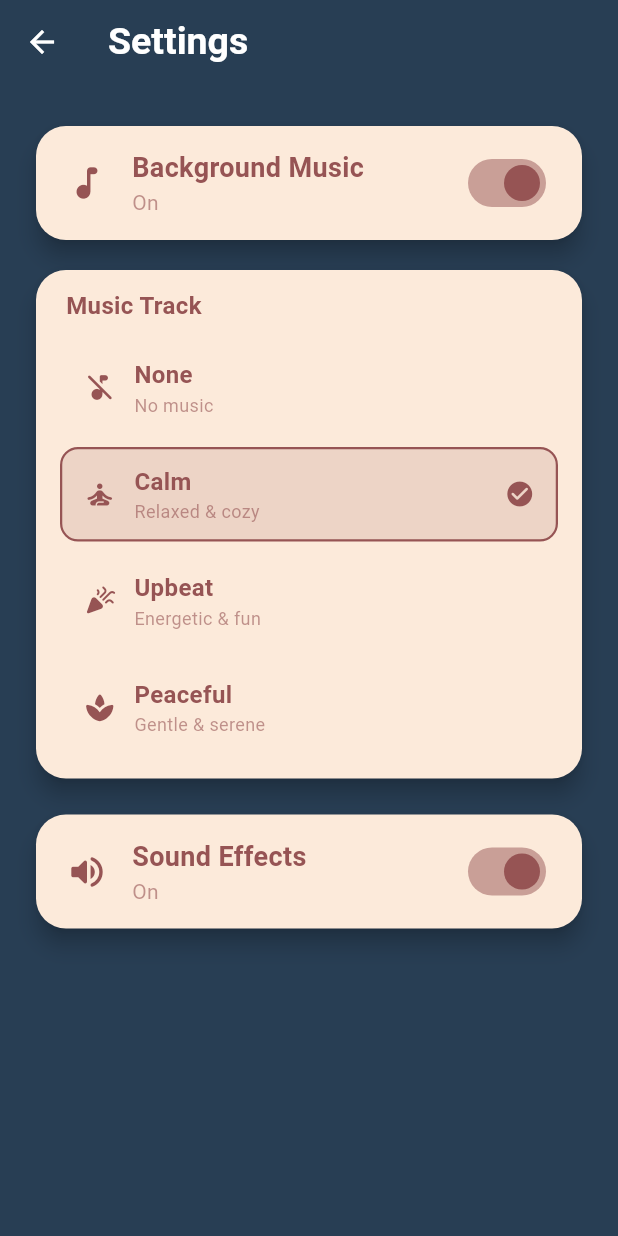
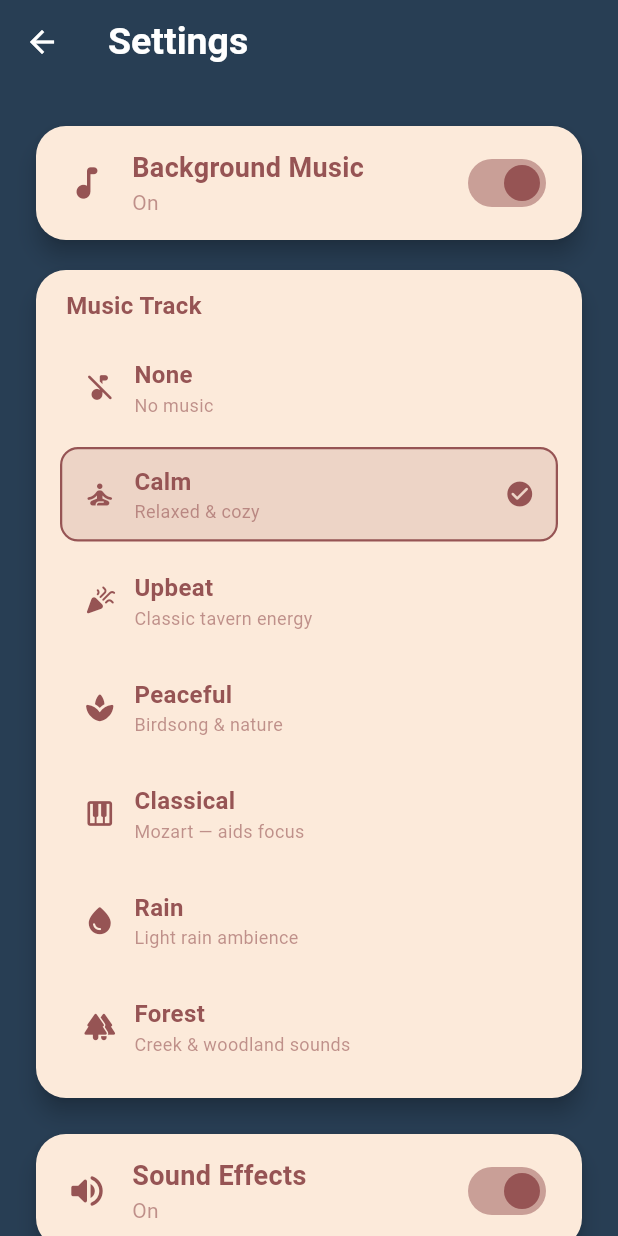
Before and after one commit to banghuazhao/classic_memory_game, a Flutter app: the SettingsPage screen opened directly, on a phone screen of 412 x 824 dp. Run offline on Flutter 3.47's test engine with Material 3 defaults, Android fonts, the phone set to English and light mode, and no system bars; our stand-ins replace audioplayers, fluttertoast, google_mobile_ads, in_app_review, shared_preferences; missing offline and left inert: app_tracking_transparency, flame_audio, open_store; accounts and stored records are empty; network calls fail.

Commit message:
Add three more bg music tracks: Classical, Rain, Forest
- Classical: Mozart Symphony No. 40 — aids memory & concentration
- Rain:      Light rain ambience — popular focus background
- Forest:    Creek & woodland sounds — calm natural loop

Registered in AudioManager.tracks and settings_page icons/descriptions.

Co-Authored-By: Claude Opus 4.8 <noreply@anthropic.com>

```diff
--- a/lib/screen/settings_page.dart
+++ b/lib/screen/settings_page.dart
@@ -94,13 +94,19 @@ class _TrackPickerCard extends StatelessWidget {
     'Calm': Icons.self_improvement_rounded,
     'Upbeat': Icons.celebration_rounded,
     'Peaceful': Icons.spa_rounded,
+    'Classical': Icons.piano_rounded,
+    'Rain': Icons.water_drop_rounded,
+    'Forest': Icons.forest_rounded,
   };
 
   static const _trackDescriptions = <String, String>{
     'None': 'No music',
     'Calm': 'Relaxed & cozy',
-    'Upbeat': 'Energetic & fun',
-    'Peaceful': 'Gentle & serene',
+    'Upbeat': 'Classic tavern energy',
+    'Peaceful': 'Birdsong & nature',
+    'Classical': 'Mozart — aids focus',
+    'Rain': 'Light rain ambience',
+    'Forest': 'Creek & woodland sounds',
   };
 
   @override
--- a/lib/util/audio_manager.dart
+++ b/lib/util/audio_manager.dart
@@ -21,6 +21,9 @@ class AudioManager {
     'Calm': 'audio/bg.mp3',
     'Upbeat': 'audio/bg_upbeat.mp3',
     'Peaceful': 'audio/bg_peaceful.mp3',
+    'Classical': 'audio/bg_classical.mp3',
+    'Rain': 'audio/bg_rain.mp3',
+    'Forest': 'audio/bg_forest.mp3',
   };
 
   bool get isEnabled => Data.bgMusicEnabled;
```
Also changed, not shown: 3 other files.
